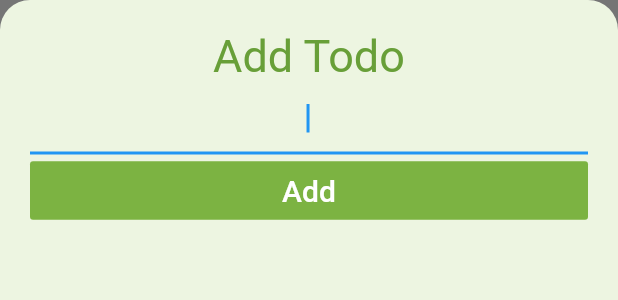
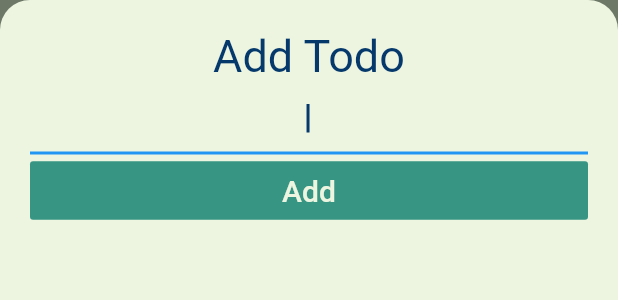
Before and after one commit to tonn24/toDo-flutter-, a Flutter app: the AddTodoScreen widget shown alone on an empty page, opened directly, on a phone screen of 412 x 824 dp. Shown: the top 300 px of the screen. Run offline on Flutter 3.47's test engine with Material 2 defaults, Android fonts, the phone set to English and light mode, and no system bars; our stand-ins replace google_fonts; Roboto replaces fonts that are missing (Times New Roman).

Commit message:
Add colors for add_todo_screen

```diff
--- a/lib/constants.dart
+++ b/lib/constants.dart
@@ -6,3 +6,4 @@ const Color backgroundColor = Color(0xff8ee4af);
 const Color secondBackgroundColor = Color(0xff5CDB95);
 const darkColor = Color(0xff05386b);
 const shadowColor = Color(0xff6d7867);
+const redColor = Color(0xffFF7562);
--- a/lib/models/todo_data.dart
+++ b/lib/models/todo_data.dart
@@ -4,9 +4,9 @@ import 'dart:collection';
 
 class TodoData extends ChangeNotifier {
   List<Todo> _todos = [
-    Todo(name: 'Do the dishes'),
+    Todo(name: 'Go to the gym'),
     Todo(name: 'Learn programming'),
-    Todo(name: 'Go to'),
+    Todo(name: 'Read a book'),
   ];
 
   List<Todo> get todos {
--- a/lib/screens/add_todo_screen.dart
+++ b/lib/screens/add_todo_screen.dart
@@ -12,7 +12,7 @@ class AddTodoScreen extends StatelessWidget {
     String newTodoTitle;
 
     return Container(
-      color: Color.fromRGBO(117, 117, 117, 1),
+      color: shadowColor,
       child: Container(
         padding: EdgeInsets.all(20.0),
         decoration: BoxDecoration(
@@ -28,25 +28,27 @@ class AddTodoScreen extends StatelessWidget {
               'Add Todo',
               textAlign: TextAlign.center,
               style: TextStyle(
-                color: Colors.lightGreen[700],
+                color: darkColor,
                 fontSize: 30,
                 fontFamily: 'Times New Roman'
               ),
             ),
             TextField(
               autofocus: true,
+              style: TextStyle(color: darkColor),
               textAlign: TextAlign.center,
+              cursorColor: darkColor,
               onChanged: (newText){
                 newTodoTitle = newText;
               },
             ),
             FlatButton(
-              color: Colors.lightGreen[600],
-              textColor: Colors.white,
+              color: buttonColor,
+              textColor: brightColor,
               disabledColor: Colors.grey,
               disabledTextColor: Colors.black,
               padding: EdgeInsets.all(8.0),
-              splashColor: Colors.lightGreen[600],
+              splashColor: backgroundColor,
               onPressed: () {
                 Provider.of<TodoData>(context, listen: false).addTodo(newTodoTitle);
                 Navigator.pop(context);
--- a/lib/screens/todos_screen.dart
+++ b/lib/screens/todos_screen.dart
@@ -4,6 +4,8 @@ import 'add_todo_screen.dart';
 import 'package:provider/provider.dart';
 import 'package:todoappflutter/models/todo_data.dart';
 import '../constants.dart';
+import 'package:google_fonts/google_fonts.dart';
+
 
 class TodoScreen extends StatelessWidget {
 
@@ -42,7 +44,7 @@ class TodoScreen extends StatelessWidget {
                   child: Icon(
                     Icons.list,
                     size: 40.0,
-                    color: backgroundColor,
+                    color: darkColor,
                   ),
                   backgroundColor: brightColor,
                   radius: 30.0,
@@ -51,7 +53,7 @@ class TodoScreen extends StatelessWidget {
                 Text(
                   'Todo                               ',
                   style: TextStyle(
-                    color: brightColor,
+                    color: darkColor,
                     fontSize: 25,
                     fontWeight: FontWeight.w600,
                     fontFamily: 'Times New Roman'
--- a/lib/widgets/todoList.dart
+++ b/lib/widgets/todoList.dart
@@ -2,6 +2,7 @@ import 'package:flutter/material.dart';
 import 'todoTile.dart';
 import 'package:provider/provider.dart';
 import 'package:todoappflutter/models/todo_data.dart';
+import '../constants.dart';
 
 class TodoList extends StatefulWidget {
 
@@ -27,11 +28,11 @@ class _TodoListState extends State<TodoList> {
                   }
               ),
               background: Container(
-                color: Colors.greenAccent[900],
+                color: brightColor,
                 child: Icon(Icons.check),
               ),
               secondaryBackground: Container(
-                color: Colors.red,
+                color: redColor,
                 child: Icon(Icons.cancel),
               ),
               onDismissed: (direction){
--- a/pubspec.yaml
+++ b/pubspec.yaml
@@ -30,6 +30,7 @@ dependencies:
   # Use with the CupertinoIcons class for iOS style icons.
   cupertino_icons: ^0.1.3
   provider: ^4.1.3
+  google_fonts: ^1.1.0
 
 dev_dependencies:
   flutter_test:
```
Also changed, not shown: pubspec.lock.
